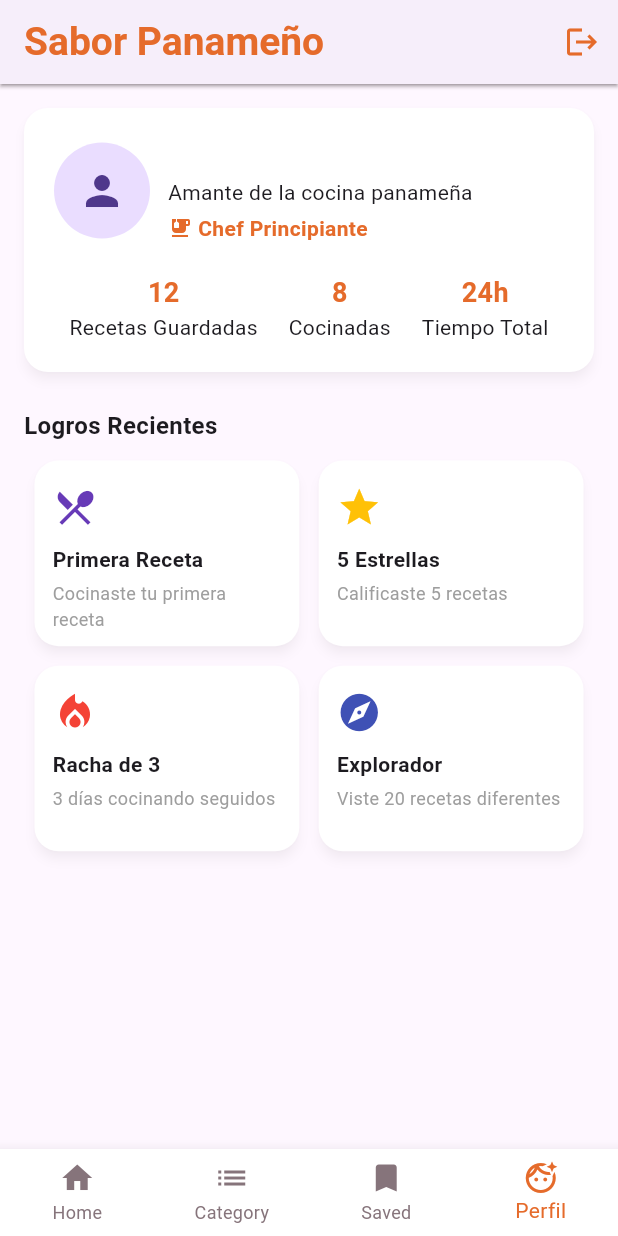
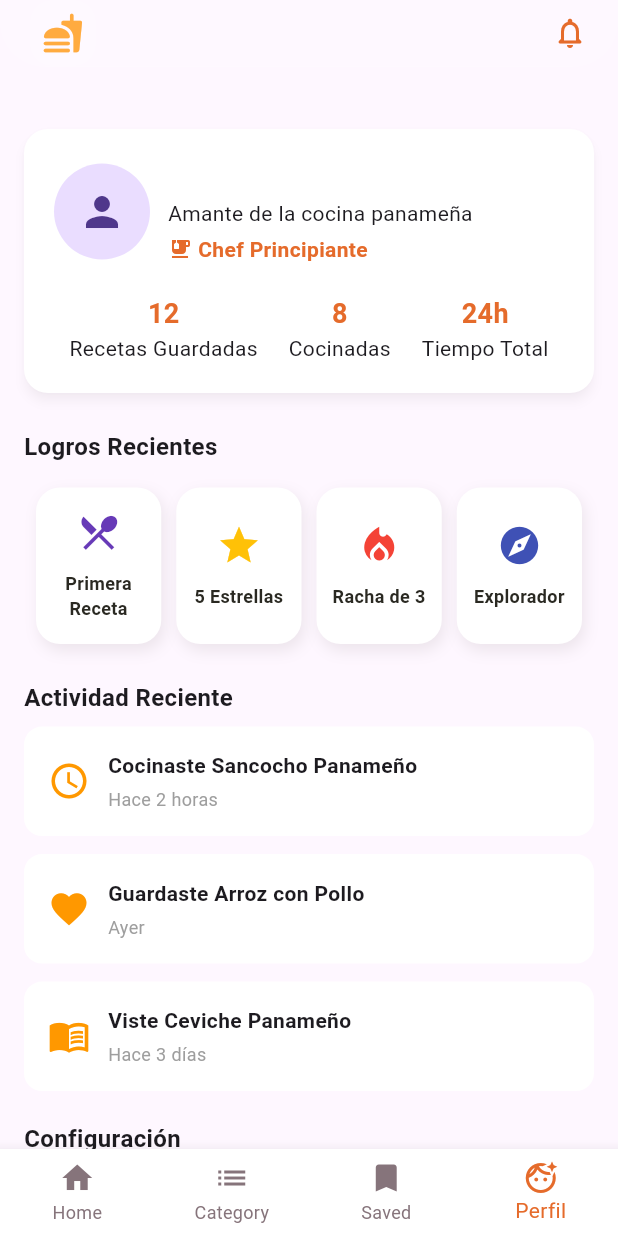
Before and after one commit to brayanalmengor04/saborpty-app, a Flutter app: the PerfilScreen screen opened by its route, on a phone screen of 412 x 824 dp. Run offline on Flutter 3.47's test engine with Material 3 defaults, Android fonts, the phone set to English and light mode, and no system bars; our stand-ins replace cached_network_image, firebase_auth, firebase_core, go_router, google_sign_in, shimmer; accounts and stored records are empty.

Commit message:
UI/UX  :Perfile options app SaborPTY

```diff
--- a/lib/features/achievement/presentation/achievement_card.dart
+++ b/lib/features/achievement/presentation/achievement_card.dart
@@ -1,7 +1,7 @@
 import 'package:flutter/material.dart';
 import 'package:saborpty_app/core/constants/app_colors.dart';
 
-class AchievementCard extends StatelessWidget {
+class AchievementCard extends StatefulWidget {
   final IconData icon;
   final String title;
   final String description;
@@ -16,39 +16,129 @@ class AchievementCard extends StatelessWidget {
   });
 
   @override
+  State<AchievementCard> createState() => _AchievementCardState();
+}
+class _AchievementCardState extends State<AchievementCard> {
+  bool _showDescription = false;
+  void _toggleCard() {
+    setState(() {
+      _showDescription = !_showDescription;
+    });
+  }
+  @override
   Widget build(BuildContext context) {
-    return Card(
+    return GestureDetector(
+      onTap: _toggleCard,
+      child: AnimatedContainer(
+        duration: const Duration(milliseconds: 300),
+        curve: Curves.easeInOut,
+        padding: const EdgeInsets.all(1),
+        decoration: BoxDecoration(
           color: AppColors.primary,
-      elevation: 3,
-      shadowColor: AppColors.shawdowCard, // Sombra personalizada
-      shape: RoundedRectangleBorder(
+          borderRadius: BorderRadius.circular(16),
+          boxShadow: [
+            BoxShadow(
+              color: AppColors.shawdowCard,
+              blurRadius: 8,
+              offset: const Offset(2, 4),
+            ),
+          ],
+        ),
+        child:  AnimatedSwitcher(
+      duration: const Duration(milliseconds: 400),
+      transitionBuilder: (Widget child, Animation<double> animation) {
+        return ScaleTransition(scale: animation, child: child);
+      },
+      child: _showDescription
+      ? Container(
+          key: const ValueKey(1),
+          decoration: BoxDecoration(
+            color: widget.color,
             borderRadius: BorderRadius.circular(16),
           ),
+          alignment: Alignment.center,
           child: Padding(
-        padding: const EdgeInsets.symmetric(vertical: 16, horizontal: 12),
+            padding: const EdgeInsets.all(10),
+            child: Text(
+              widget.description,
+              style: const TextStyle(
+                color: Colors.white,
+                fontSize: 12,
+              ),
+              textAlign: TextAlign.center,
+            ),
+          ),
+        )
+      : Padding(
+        padding: const EdgeInsets.all(8.0),
         child: Column(
-          crossAxisAlignment: CrossAxisAlignment.start,
+            key: const ValueKey(2),
+            mainAxisAlignment: MainAxisAlignment.center,
             children: [
-            Icon(icon, color: color, size: 30),
+              Icon(widget.icon, color: widget.color, size: 30),
               const SizedBox(height: 10),
               Text(
-              title,
+                widget.title,
                 style: const TextStyle(
                   fontWeight: FontWeight.bold,
-                fontSize: 14,
+                  fontSize: 12,
+                  color: AppColors.secondary,
                 ),
-            ),
-            const SizedBox(height: 4),
-            Text(
-              description,
-              style: const TextStyle(
-                color: Colors.grey,
-                fontSize: 12,
-              ),
+                textAlign: TextAlign.center,
               ),
             ],
           ),
       ),
+),
+      ),
+    );
+  }
+
+  Stack stackDefault() {
+    return Stack(
+        children: [
+          Column(
+            mainAxisAlignment: MainAxisAlignment.center,
+            children: [
+              Icon(widget.icon, color: widget.color, size: 30),
+              const SizedBox(height: 10),
+              Text(
+                widget.title,
+                style: const TextStyle(
+                  fontWeight: FontWeight.bold,
+                  fontSize: 12,
+                  color: AppColors.secondary,
+                ),
+                textAlign: TextAlign.center,
+              ),
+            ],
+          ),
+          AnimatedOpacity(
+            opacity: _showDescription ? 1.0 : 0.0,
+            duration: const Duration(milliseconds: 300),
+            child: Visibility(
+              visible: _showDescription,
+              child: Container(
+                decoration: BoxDecoration(
+                  color: widget.color,
+                  borderRadius: BorderRadius.circular(16),
+                ),
+                alignment: Alignment.center,
+                child: Padding(
+                  padding: const EdgeInsets.all(10),
+                  child: Text(
+                    widget.description,
+                    style: const TextStyle(
+                      color: Colors.white,
+                      fontSize: 12,
+                    ),
+                    textAlign: TextAlign.center,
+                  ),
+                ),
+              ),
+            ),
+          ),
+        ],
       );
   }
 }
--- a/lib/features/achievement/presentation/achievement_list.dart
+++ b/lib/features/achievement/presentation/achievement_list.dart
@@ -34,14 +34,14 @@ class AchievementList extends StatelessWidget {
     ];
 
     return Padding(
-      padding: const EdgeInsets.symmetric(horizontal: 3),
+      padding: const EdgeInsets.all(8.0),
       child: GridView.count(
-        crossAxisCount: 2,
+        crossAxisCount: 4,
+        crossAxisSpacing: 10,
+        mainAxisSpacing: 10,
         shrinkWrap: true,
         physics: const NeverScrollableScrollPhysics(),
-        crossAxisSpacing: 5,
-        mainAxisSpacing: 5,
-        childAspectRatio: 1.4,
+        childAspectRatio: 0.8,
         children: achievements
             .map((ach) => AchievementCard(
                   icon: ach['icon'] as IconData,
--- /dev/null
+++ b/lib/features/activity/presentation/activity_item.dart
@@ -0,0 +1,47 @@
+import 'package:flutter/material.dart';
+import 'package:saborpty_app/core/constants/app_colors.dart';
+
+class ActivityItem extends StatelessWidget {
+  final IconData icon;
+  final String title;
+  final String time;
+
+  const ActivityItem({
+    super.key,
+    required this.icon,
+    required this.title,
+    required this.time,
+  });
+
+  @override
+  Widget build(BuildContext context) {
+    return Container(
+      margin: const EdgeInsets.only(bottom: 12),
+      padding: const EdgeInsets.all(16),
+      decoration: BoxDecoration(
+        color: AppColors.primary,
+        borderRadius: BorderRadius.circular(12),
+      ),
+      child: Row(
+        children: [
+          Icon(icon, color: Colors.orange, size: 28),
+          const SizedBox(width: 12),
+          Expanded(
+            child: Column(
+              crossAxisAlignment: CrossAxisAlignment.start,
+              children: [
+                Text(title,
+                    style: const TextStyle(
+                        fontSize: 14, fontWeight: FontWeight.w600)),
+                const SizedBox(height: 4),
+                Text(time,
+                    style: const TextStyle(
+                        fontSize: 12, color: Colors.grey)),
+              ],
+            ),
+          ),
+        ],
+      ),
+    );
+  }
+}
--- /dev/null
+++ b/lib/features/activity/presentation/recent_activity_list.dart
@@ -0,0 +1,50 @@
+import 'package:flutter/material.dart';
+import 'package:saborpty_app/features/activity/presentation/activity_item.dart';
+
+class RecentActivityList extends StatelessWidget {
+  const RecentActivityList({super.key});
+
+  @override
+  Widget build(BuildContext context) {
+    final activities = [
+      {
+        'icon': Icons.access_time,
+        'title': 'Cocinaste Sancocho Panameño',
+        'time': 'Hace 2 horas',
+      },
+      {
+        'icon': Icons.favorite,
+        'title': 'Guardaste Arroz con Pollo',
+        'time': 'Ayer',
+      },
+      {
+        'icon': Icons.menu_book,
+        'title': 'Viste Ceviche Panameño',
+        'time': 'Hace 3 días',
+      },
+    ];
+
+    return Column(
+      crossAxisAlignment: CrossAxisAlignment.start,
+      children: [
+        const Padding(
+          padding: EdgeInsets.symmetric(horizontal: 16, vertical: 8),
+          child: Text("Actividad Reciente",
+              style: TextStyle(fontSize: 16, fontWeight: FontWeight.bold)),
+        ),
+        Padding(
+          padding: const EdgeInsets.symmetric(horizontal: 16),
+          child: Column(
+            children: activities
+                .map((activity) => ActivityItem(
+                      icon: activity['icon'] as IconData,
+                      title: activity['title'] as String,
+                      time: activity['time'] as String,
+                    ))
+                .toList(),
+          ),
+        ),
+      ],
+    );
+  }
+}
--- a/lib/features/options/perfil_screen.dart
+++ b/lib/features/options/perfil_screen.dart
@@ -1,6 +1,8 @@
 import 'package:flutter/material.dart';
 import 'package:firebase_auth/firebase_auth.dart';
 import 'package:saborpty_app/features/achievement/presentation/achievement_list.dart';
+import 'package:saborpty_app/features/activity/presentation/recent_activity_list.dart';
+import 'package:saborpty_app/features/configuration/presentation/configuration_list.dart';
 import 'package:saborpty_app/features/profile/presentation/profile_summary.dart';
 import 'package:saborpty_app/shared/widgets/menu/menu_widgets.dart';
 
@@ -35,6 +37,16 @@ class _PerfilScreenState extends State<PerfilScreen> {
                     padding: EdgeInsets.symmetric(horizontal: 16),
                     child: AchievementList(),
                   ),
+                  const Padding(
+                    padding: EdgeInsets.only(top: 8),
+                    child: RecentActivityList(),
+                  ),
+                  const Padding(
+                    padding: EdgeInsets.symmetric(horizontal: 16, vertical: 8),
+                    child: Text("Configuración", style: TextStyle(fontSize: 16, fontWeight: FontWeight.bold)),
+                  ),
+                  const ConfigurationList(),
+
                 ],
               ),
             )
--- a/lib/shared/widgets/menu/menu_widgets.dart
+++ b/lib/shared/widgets/menu/menu_widgets.dart
@@ -2,29 +2,55 @@ import 'package:flutter/material.dart';
 import 'package:go_router/go_router.dart';
 import 'package:saborpty_app/core/constants/app_colors.dart';
 import 'package:saborpty_app/core/constants/app_routes.dart';
-import 'package:saborpty_app/services/auth_google.dart';
+import 'dart:ui';
+
 
 class MenuWidgets {
-   static AppBar appBar(BuildContext context) {
+ static AppBar appBar(BuildContext context) {
     return AppBar(
       automaticallyImplyLeading: false,
-      title: const Text('Sabor Panameño',style: TextStyle(color: AppColors.textSecondary,
-          fontWeight: FontWeight.bold,
-          fontSize: 26,
+      backgroundColor: Colors.white.withOpacity(0.05),
+      elevation: 0,
+      toolbarHeight: 70,
+      flexibleSpace: ClipRRect(
+        borderRadius: BorderRadius.only(
+          bottomLeft: Radius.circular(30),
+          bottomRight: Radius.circular(30),
+        ),
+        child: BackdropFilter(
+          filter: ImageFilter.blur(sigmaX: 10, sigmaY: 10),
+          child: Container(
+            decoration: BoxDecoration(
+              color: Colors.white.withOpacity(0.1),
+              border: Border(
+                bottom: BorderSide(
+                  color: Colors.white.withOpacity(0.2),
+                  width: 0.5,
+                ),
+              ),
+            ),
+            child: SafeArea(
+              child: Padding(
+                padding: const EdgeInsets.symmetric(horizontal: 20.0),
+                child: Row(
+                  mainAxisAlignment: MainAxisAlignment.spaceBetween,
+                  children: [
+                    Container(
+                      padding: EdgeInsets.all(8),
+                      decoration: BoxDecoration(
+                        color: Colors.white.withOpacity(0.1),
+                        borderRadius: BorderRadius.circular(15),
+                      ),
+                      child: Icon(Icons.fastfood_rounded, color: Colors.orangeAccent, size: 28),
+                    ),
+                    Icon(Icons.notifications_none_rounded, color: AppColors.textSecondary),
+                  ],
+                ),
+              ),
+            ),
+          ),
         ),
       ),
-      elevation: 1,shadowColor: AppColors.accent,actions: [
-        IconButton(
-           onPressed: () => AuthUser().signOut().then((_) {
-            if (context.mounted) {
-              context.go(AppRoutes.login);
-            }
-          }),
-          icon: const Icon(Icons.logout),
-          color: AppColors.textSecondary,
-          tooltip: 'Cerrar sesión',
-        )
-      ],
     );
   }
   static BottomNavigationBar bottomNavigationBar({
```
Also changed, not shown: lib/features/configuration/data/configuration_items.dart (added, +39 -0 lines), lib/features/configuration/presentation/configuration_list.dart (added, +79 -0 lines). Lines whose indentation alone changed are shown as unchanged.
